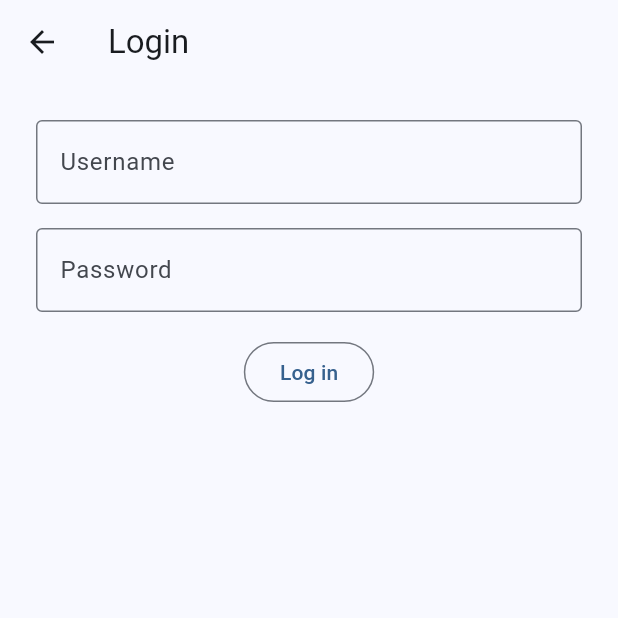
After one commit to pasamet/photo_album, a Flutter app: the LoginScreen screen opened by its route, on a phone screen of 412 x 824 dp, the top half of it. The commit adds this screen. Run offline on Flutter 3.47's test engine with Material 3 defaults, Android fonts, the light colour scheme and no system bars; our stand-ins replace auto_route, flutter_bloc, get_it, shared_preferences; accounts and stored records are empty; generated files the repository leaves out were written again; project files that could hold a hidden picture were left out.

Commit message:
Add login screen

```diff
--- /dev/null
+++ b/lib/app/router.dart
@@ -0,0 +1,17 @@
+import 'package:auto_route/auto_route.dart';
+
+import '../ui/home/screen.dart';
+import '../ui/login/screen.dart';
+import '../ui/onboarding/screen.dart';
+
+part 'router.gr.dart';
+
+@AutoRouterConfig()
+class AppRouter extends _$AppRouter {
+  @override
+  List<AutoRoute> get routes => [
+        AutoRoute(page: OnboardingRoute.page, initial: true),
+        AutoRoute(page: LoginRoute.page),
+        AutoRoute(page: HomeRoute.page),
+      ];
+}
--- a/lib/data/user_repository.dart
+++ b/lib/data/user_repository.dart
@@ -1,11 +1,15 @@
 import 'package:shared_preferences/shared_preferences.dart';
+
+const _usernameKey = 'username';
+const _passwordKey = 'password';
+const _loggedInKey = 'loggedIn';
 
 class UserRepository {
   final SharedPreferences _storage;
 
   UserRepository({required SharedPreferences storage}) : _storage = storage;
 
-  Future<void> signup({
+  Future<void> signUp({
     required String username,
     required String password,
   }) async {
@@ -13,7 +17,30 @@ class UserRepository {
     password = password.trim();
     assert(username.isNotEmpty);
     assert(password.isNotEmpty);
-    await _storage.setString('username', username);
-    await _storage.setString('password', password);
+    await _storage.setString(_usernameKey, username);
+    await _storage.setString(_passwordKey, password);
+  }
+
+  Future<LoginResult> logIn({
+    required String username,
+    required String password,
+  }) async {
+    username = username.trim();
+    password = password.trim();
+    assert(username.isNotEmpty);
+    assert(password.isNotEmpty);
+
+    if (username != _storage.getString(_usernameKey) ||
+        password != _storage.getString(_passwordKey)) {
+      return LoginResult.invalidCredentials;
+    }
+
+    await _storage.setBool(_loggedInKey, true);
+    return LoginResult.successful;
   }
 }
+
+enum LoginResult {
+  successful,
+  invalidCredentials,
+}
--- a/lib/main.dart
+++ b/lib/main.dart
@@ -1,7 +1,7 @@
 import 'package:flutter/material.dart';
 
-import 'ui/app/app.dart';
-import 'ui/app/di.dart';
+import 'app/app.dart';
+import 'app/di.dart';
 
 Future<void> main() async {
   await setupDependencies();
--- a/lib/ui/app/router.dart
+++ /dev/null
@@ -1,12 +0,0 @@
-import 'package:auto_route/auto_route.dart';
-
-import '../onboarding/screen.dart';
-
-part 'router.gr.dart';
-
-@AutoRouterConfig()
-class AppRouter extends _$AppRouter {
-  @override
-  List<AutoRoute> get routes =>
-      [AutoRoute(page: OnboardingRoute.page, initial: true)];
-}
--- /dev/null
+++ b/lib/ui/login/content.dart
@@ -0,0 +1,46 @@
+import 'package:flutter/material.dart';
+import 'package:flutter_bloc/flutter_bloc.dart';
+
+import '../common/dimensions.dart';
+import 'cubit.dart';
+import 'form.dart';
+
+class LoginContent extends StatelessWidget {
+  const LoginContent({super.key});
+
+  @override
+  Widget build(BuildContext context) => _buildScaffold();
+
+  Scaffold _buildScaffold() => Scaffold(
+        appBar: AppBar(
+          title: const Text('Login'),
+        ),
+        body: Center(
+          child: Container(
+            padding: containerInsets,
+            constraints: const BoxConstraints(maxWidth: maxTextWidth),
+            child: BlocBuilder<LoginCubit, LoginState>(
+              builder: (context, state) => _buildForm(state, context),
+            ),
+          ),
+        ),
+      );
+
+  Widget _buildForm(LoginState state, BuildContext context) {
+    var callback = state.logInEnabled
+        ? ({
+            required String username,
+            required String password,
+          }) {
+            BlocProvider.of<LoginCubit>(context).onLogIn(
+              username: username,
+              password: password,
+            );
+          }
+        : null;
+    return LoginForm(
+      loginCallback: callback,
+      errorText: state.showInvalidCredentials ? 'Invalid credentials.' : null,
+    );
+  }
+}
--- /dev/null
+++ b/lib/ui/login/cubit.dart
@@ -0,0 +1,54 @@
+import 'package:flutter/foundation.dart';
+import 'package:flutter_bloc/flutter_bloc.dart';
+
+import '../../data/user_repository.dart';
+
+@immutable
+class LoginState {
+  final bool logInEnabled;
+  final bool showInvalidCredentials;
+  const LoginState({
+    this.logInEnabled = true,
+    this.showInvalidCredentials = false,
+  });
+}
+
+abstract class LoginActions {
+  void navigateToHome();
+}
+
+class LoginCubit extends Cubit<LoginState> {
+  final UserRepository _userRepository;
+  final LoginActions _actions;
+
+  LoginCubit({
+    required UserRepository userRepository,
+    required LoginActions loginActions,
+  })  : _userRepository = userRepository,
+        _actions = loginActions,
+        super(const LoginState());
+
+  Future<void> onLogIn({
+    required String username,
+    required String password,
+  }) async {
+    if (state.logInEnabled) {
+      emit(const LoginState(logInEnabled: false));
+      try {
+        var result = await _userRepository.logIn(
+          username: username,
+          password: password,
+        );
+        switch (result) {
+          case LoginResult.successful:
+            _actions.navigateToHome();
+          case LoginResult.invalidCredentials:
+            emit(const LoginState(showInvalidCredentials: true));
+        }
+      } on Exception {
+        emit(const LoginState());
+        rethrow;
+      }
+    }
+  }
+}
--- /dev/null
+++ b/lib/ui/login/form.dart
@@ -0,0 +1,89 @@
+import 'package:flutter/material.dart';
+
+import '../common/dimensions.dart';
+import '../common/validators.dart';
+
+typedef LoginCallback = void Function({
+  required String username,
+  required String password,
+});
+
+class LoginForm extends StatefulWidget {
+  final LoginCallback? loginCallback;
+  final String? errorText;
+
+  const LoginForm({
+    super.key,
+    required this.loginCallback,
+    this.errorText,
+  });
+
+  @override
+  State<LoginForm> createState() => _LoginFormState();
+}
+
+class _LoginFormState extends State<LoginForm> {
+  final _formKey = GlobalKey<FormState>();
+  final _usernameController = TextEditingController();
+  final _passwordController = TextEditingController();
+
+  @override
+  void dispose() {
+    _usernameController.dispose();
+    _passwordController.dispose();
+    super.dispose();
+  }
+
+  @override
+  Widget build(BuildContext context) {
+    var callback = widget.loginCallback;
+    var errorText = widget.errorText;
+
+    return Form(
+      key: _formKey,
+      child: Column(
+        children: [
+          TextFormField(
+            controller: _usernameController,
+            decoration: const InputDecoration(
+              border: OutlineInputBorder(),
+              labelText: 'Username',
+            ),
+            validator: textNotBlankValidator,
+          ),
+          gap16,
+          TextFormField(
+            controller: _passwordController,
+            decoration: const InputDecoration(
+              border: OutlineInputBorder(),
+              labelText: 'Password',
+            ),
+            obscureText: true,
+            validator: textNotBlankValidator,
+          ),
+          if (errorText != null) ...[
+            gap16,
+            Text(
+              errorText,
+              style: TextStyle(color: Theme.of(context).colorScheme.error),
+            ),
+          ],
+          gap16,
+          OutlinedButton(
+            onPressed: callback == null ? null : () => _onSubmit(callback),
+            child: const Text('Log in'),
+          ),
+        ],
+      ),
+    );
+  }
+
+  void _onSubmit(LoginCallback callback) {
+    if (_formKey.currentState!.validate()) {
+      callback(
+        username: _usernameController.text,
+        password: _passwordController.text,
+      );
+    }
+  }
+}
--- /dev/null
+++ b/lib/ui/login/screen.dart
@@ -0,0 +1,32 @@
+import 'package:auto_route/auto_route.dart';
+import 'package:flutter/material.dart';
+import 'package:flutter_bloc/flutter_bloc.dart';
+import 'package:get_it/get_it.dart';
+
+import '../../app/router.dart';
+import 'content.dart';
+import 'cubit.dart';
+
+final _getIt = GetIt.instance;
+
+@RoutePage()
+class LoginScreen extends StatefulWidget {
+  const LoginScreen({super.key});
+
+  @override
+  State<LoginScreen> createState() => _LoginScreenState();
+}
+
+class _LoginScreenState extends State<LoginScreen> implements LoginActions {
+  @override
+  Widget build(BuildContext context) => BlocProvider(
+        create: (_) => LoginCubit(
+          userRepository: _getIt(),
+          loginActions: this,
+        ),
+        child: const LoginContent(),
+      );
+
+  @override
+  void navigateToHome() => context.router.replace(const HomeRoute());
+}
```
Also changed, not shown: lib/ui/home/screen.dart (added, +14 -0 lines), lib/ui/onboarding/cubit.dart (+9 -2 lines), lib/ui/onboarding/screen.dart (+16 -3 lines), lib/app/app.dart (renamed from lib/ui/app/app.dart), lib/app/di.dart (renamed from lib/ui/app/di.dart).
